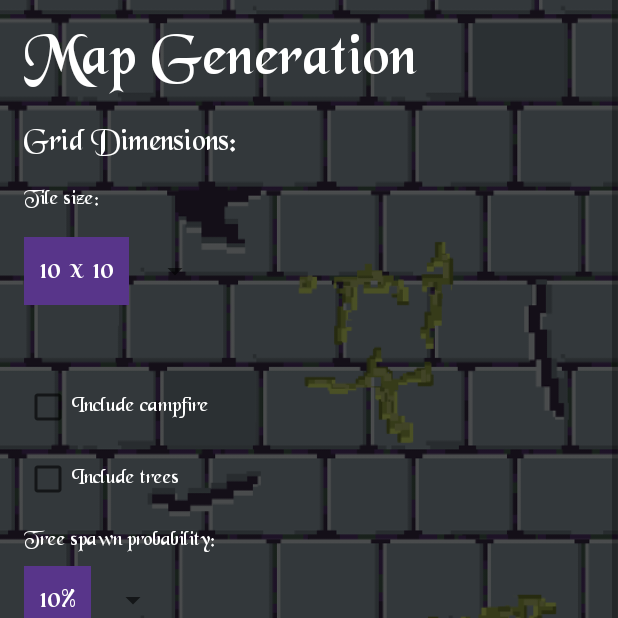
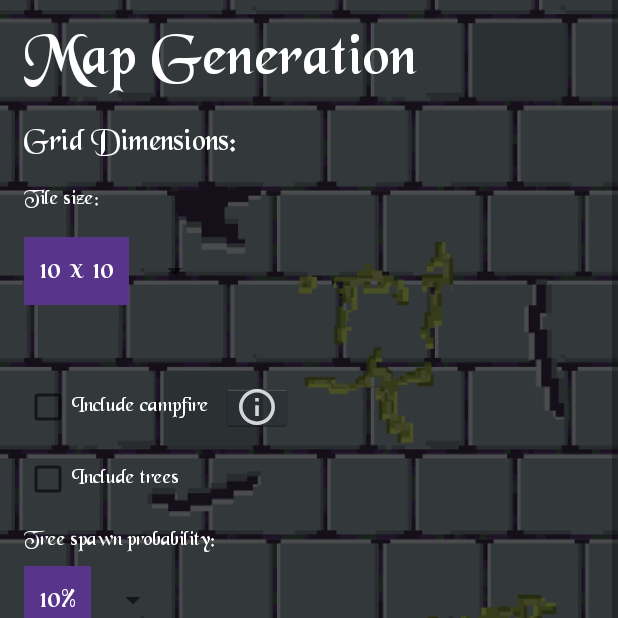
Before and after one commit to arkountos/OrcsAttack, an Android app: the EncounterStartActivity screen opened directly, with no data from a screen before it, on a phone screen of 412 x 824 dp, the top half of it. Run offline under Robolectric (Android 15) with nearby library versions, the phone set to English and light mode, and no system bars; Roboto replaces fonts that are not available here.

Commit message:
Added help dialog for the campfire checkbox

```diff
--- a/app/src/main/java/com/example/inittrack2/EncounterStartActivity.kt
+++ b/app/src/main/java/com/example/inittrack2/EncounterStartActivity.kt
@@ -1,6 +1,7 @@
 package com.example.inittrack2
 
 import android.content.Context
+import android.content.DialogInterface
 import android.content.Intent
 import android.graphics.Color
 import android.os.Build
@@ -15,6 +16,7 @@ import android.view.ViewGroup
 import android.widget.*
 import android.widget.LinearLayout
 import androidx.annotation.RequiresApi
+import androidx.appcompat.app.AlertDialog
 import androidx.appcompat.app.AppCompatActivity
 import androidx.constraintlayout.widget.ConstraintLayout
 import androidx.constraintlayout.widget.ConstraintSet
@@ -316,6 +318,22 @@ class EncounterStartActivity : AppCompatActivity() {
         var last_spinner_on_list = findViewById<Spinner>(R.id.class_spinner_map)
 
 
+        val campfire_help_btn = findViewById<ImageButton>(R.id.campfire_help)
+        campfire_help_btn.setOnClickListener {
+            val positiveButtonClick = {
+                dialog: DialogInterface, which: Int ->
+                Toast.makeText(applicationContext, android.R.string.no, Toast.LENGTH_SHORT).show()
+            }
+
+            val builder = AlertDialog.Builder(this)
+
+            with(builder){
+                setTitle("Campfire")
+                setMessage(R.string.campfire_help)
+                setPositiveButton("OK", DialogInterface.OnClickListener(function = positiveButtonClick))
+                show()
+            }
+        }
 
         val add_hero_btn = findViewById<ImageButton>(R.id.add_hero_button)
         add_hero_btn.setOnClickListener{
--- /dev/null
+++ b/app/src/main/res/drawable-anydpi/ivy.xml
@@ -0,0 +1,14 @@
+<vector xmlns:android="http://schemas.android.com/apk/res/android"
+    android:width="24dp"
+    android:height="24dp"
+    android:viewportWidth="20"
+    android:viewportHeight="20"
+    android:tint="#FFFFFF"
+    android:alpha="0.8">
+  <group android:translateX="-2"
+      android:translateY="-2">
+      <path
+          android:fillColor="#FF000000"
+          android:pathData="M11,17h2v-6h-2v6zM12,2C6.48,2 2,6.48 2,12s4.48,10 10,10 10,-4.48 10,-10S17.52,2 12,2zM12,20c-4.41,0 -8,-3.59 -8,-8s3.59,-8 8,-8 8,3.59 8,8 -3.59,8 -8,8zM11,9h2L13,7h-2v2z"/>
+  </group>
+</vector>
--- a/app/src/main/res/layout/activity_encounter_start.xml
+++ b/app/src/main/res/layout/activity_encounter_start.xml
@@ -12,8 +12,8 @@
         android:id="@+id/scroll_view"
         android:layout_width="match_parent"
         android:layout_height="match_parent"
-        tools:layout_editor_absoluteX="184dp"
-        tools:layout_editor_absoluteY="-210dp">
+        tools:layout_editor_absoluteX="16dp"
+        tools:layout_editor_absoluteY="0dp">
 
         <androidx.constraintlayout.widget.ConstraintLayout
             android:id="@+id/constraint_inside"
@@ -273,6 +273,18 @@
                 app:layout_constraintStart_toStartOf="@+id/map_style_edittext"
                 app:layout_constraintTop_toBottomOf="@+id/map_style_edittext" />
 
+            <ImageButton
+                android:id="@+id/campfire_help"
+                style="@android:style/Widget.Holo.ImageButton"
+                android:layout_width="wrap_content"
+                android:layout_height="0dp"
+                android:layout_marginStart="8dp"
+                android:layout_marginLeft="8dp"
+                app:layout_constraintBottom_toBottomOf="@+id/campfire_checkbox"
+                app:layout_constraintStart_toEndOf="@+id/campfire_checkbox"
+                app:layout_constraintTop_toTopOf="@+id/campfire_checkbox"
+                app:srcCompat="@drawable/ivy" />
+
         </androidx.constraintlayout.widget.ConstraintLayout>
     </ScrollView>
 
--- a/app/src/main/res/values/strings.xml
+++ b/app/src/main/res/values/strings.xml
@@ -16,6 +16,9 @@
     <string name="about_attributions">The art for this application is from flaticon! Check them out here <div><a href="https://www.flaticon.com/authors/smashicons" title="Smashicons">Smashicons</a> from <a href="https://www.flaticon.com/" title="Flaticon">www.flaticon.com</a></div></string>
 
     <string name="battle_to_start">Dynamic Battle Tracker</string>
+
+    <string name="campfire_help">When you check the campfire box, a campfire appears around the middle of your map. If a campfire is present, allied characters appear near the fire while enemy characters appear away from it.
+    If no campfire is present then all the characters appear randomly. You can set the max distance from the fire that ally characters can spawn, as well as the minimum distance from the campfire for enemies to spawn from the settings tab.</string>
 
     <string-array name="classes">
         <item>Barbarian</item>
```
Also changed, not shown: app/src/main/res/drawable-hdpi/ivy.png (added), app/src/main/res/drawable-mdpi/ivy.png (added), app/src/main/res/drawable-xhdpi/ivy.png (added), app/src/main/res/drawable-xxhdpi/ivy.png (added).
